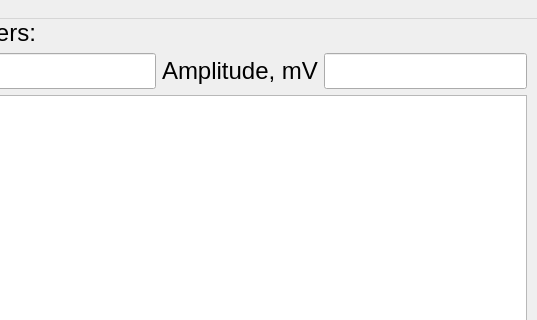
Before: the Qt Designer form diss_plot.ui in vitaliibalakin/dissector, drawn with Qt 5; both pictures show x 174 to 711 and y 0 to 320 of the 711 by 498 pixel window.
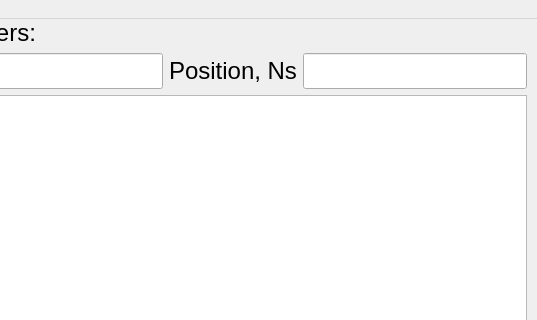
After: the same form once the commit is applied.

What changed in the file:
```diff
--- a/diss_plot.ui
+++ b/diss_plot.ui
@@ -116,7 +116,7 @@
             </font>
            </property>
            <property name="text">
-            <string>Amplitude, mV</string>
+            <string>Position, Ns</string>
            </property>
           </widget>
          </item>
```
Left out of the diff: 2 changed lines with no effect on the pictures.
